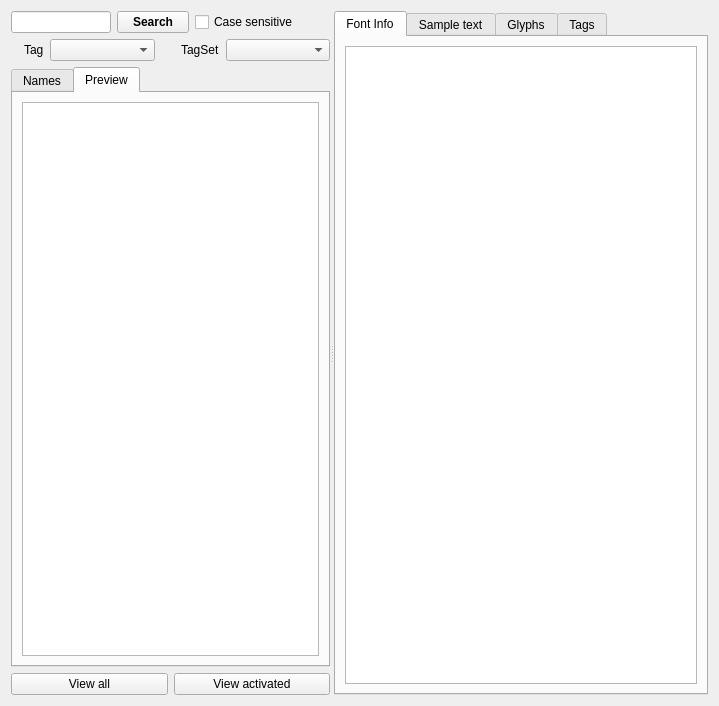
Qt form src/mainview.ui (fontmatrix/fontmatrix) before a commit.
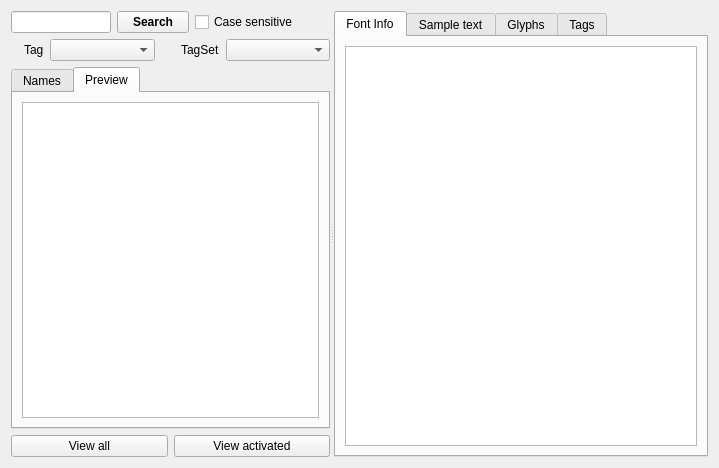
The same form after that commit. Icons and pictures are not drawn. Custom widgets are drawn as their Qt base class.

Commit message: fontmatrix: IMPROVED UI  gray out Initial letter background in names list

The edit to the form file:
```diff
--- a/src/mainview.ui
+++ b/src/mainview.ui
@@ -7,7 +7,7 @@
     <x>0</x>
     <y>0</y>
     <width>719</width>
-    <height>706</height>
+    <height>468</height>
    </rect>
   </property>
   <property name="windowTitle" >
@@ -19,7 +19,7 @@
      <property name="orientation" >
       <enum>Qt::Horizontal</enum>
      </property>
-     <widget class="QWidget" name="" >
+     <widget class="QWidget" name="layoutWidget" >
       <layout class="QVBoxLayout" >
        <item>
         <layout class="QHBoxLayout" >
```
The commit also changes 1 other file.
